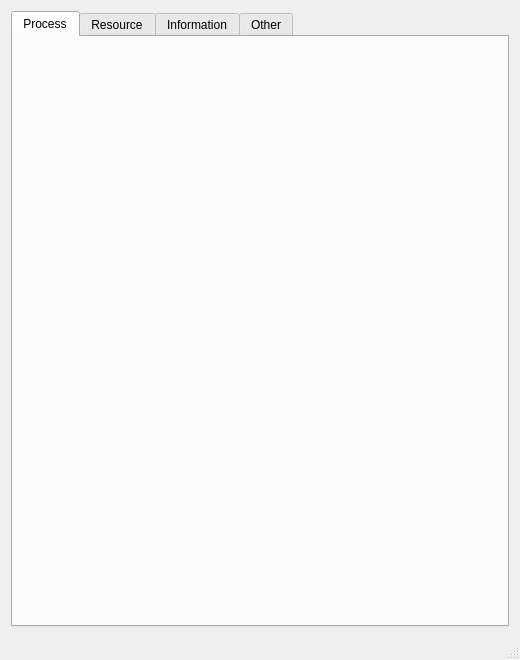
Before: the Qt Designer form SystemMonitor/MainWindow.ui in Atlas-Shen/OperatingSystemProjects, drawn with Qt 5.
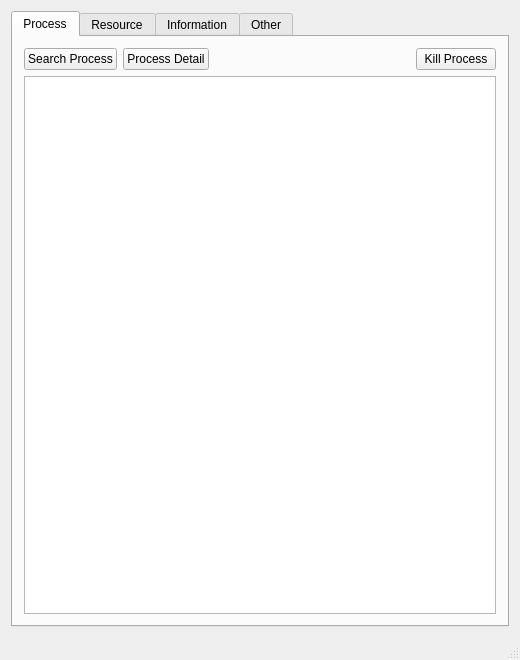
After: the same form once the commit is applied.

Commit message: 拟定了processTab的界面

The edit to the form file:
```diff
--- a/SystemMonitor/MainWindow.ui
+++ b/SystemMonitor/MainWindow.ui
@@ -36,6 +36,49 @@
        <attribute name="title">
         <string>Process</string>
        </attribute>
+       <layout class="QVBoxLayout" name="verticalLayout_9">
+        <item>
+         <layout class="QHBoxLayout" name="horizontalLayout1_1">
+          <item>
+           <widget class="QPushButton" name="searchButton">
+            <property name="text">
+             <string>Search Process</string>
+            </property>
+           </widget>
+          </item>
+          <item>
+           <widget class="QPushButton" name="detailButton">
+            <property name="text">
+             <string>Process Detail</string>
+            </property>
+           </widget>
+          </item>
+          <item>
+           <spacer name="horizontalSpacer1_1">
+            <property name="orientation">
+             <enum>Qt::Horizontal</enum>
+            </property>
+            <property name="sizeHint" stdset="0">
+             <size>
+              <width>40</width>
+              <height>20</height>
+             </size>
+            </property>
+           </spacer>
+          </item>
+          <item>
+           <widget class="QPushButton" name="endButton">
+            <property name="text">
+             <string>Kill Process</string>
+            </property>
+           </widget>
+          </item>
+         </layout>
+        </item>
+        <item>
+         <widget class="QTreeView" name="treeView"/>
+        </item>
+       </layout>
       </widget>
       <widget class="QWidget" name="resourceTab">
        <attribute name="title">
```
Left out of the diff: 10 changed lines with no effect on the pictures.
